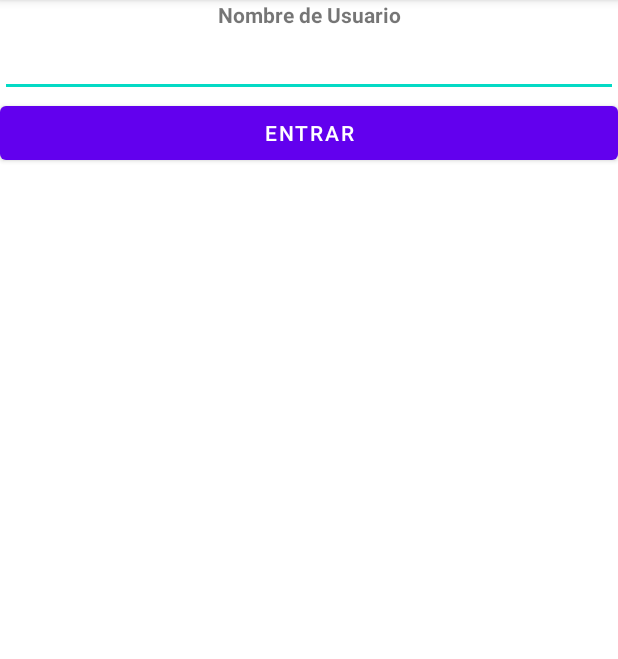
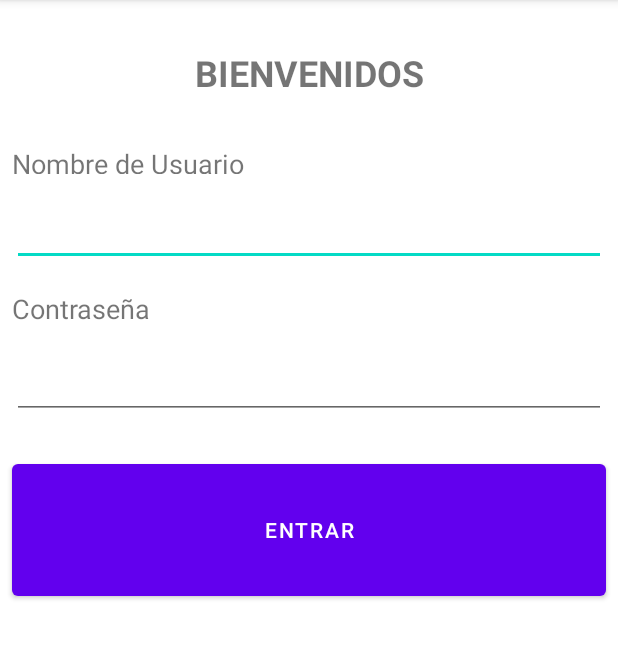
Before and after one commit to ctm002/recicladona, an Android app: the screen it shows after launch (LoginActivity), on a phone screen of 412 x 824 dp, the part 84-743 px from its top. Run offline under Robolectric (Android 15) with nearby library versions, the phone set to English and light mode, and no system bars.

Commit message:
se mejora interfaz de login

```diff
--- a/app/src/main/res/layout/activity_login.xml
+++ b/app/src/main/res/layout/activity_login.xml
@@ -6,32 +6,83 @@
     android:layout_height="match_parent"
     tools:context=".LoginActivity">
 
-    <LinearLayout
-        android:layout_width="match_parent"
-        android:layout_height="match_parent"
-        android:orientation="vertical"
-        tools:layout_editor_absoluteX="130dp"
-        tools:layout_editor_absoluteY="349dp">
+    <TextView
+        android:id="@+id/lblTituloLogin"
+        android:layout_width="0dp"
+        android:layout_height="wrap_content"
+        android:layout_marginStart="8dp"
+        android:layout_marginTop="32dp"
+        android:layout_marginEnd="8dp"
+        android:text="BIENVENIDOS"
+        android:textAlignment="center"
+        android:textSize="24sp"
+        android:textStyle="bold"
+        app:layout_constraintEnd_toEndOf="@+id/lblUserName"
+        app:layout_constraintStart_toStartOf="@+id/lblUserName"
+        app:layout_constraintTop_toTopOf="parent" />
 
     <TextView
         android:id="@+id/lblUserName"
-            android:layout_width="match_parent"
+        android:layout_width="0dp"
+        android:layout_height="19dp"
+        android:layout_marginStart="8dp"
+        android:layout_marginTop="32dp"
+        android:layout_marginEnd="8dp"
+        android:text="Nombre de Usuario"
+        android:textSize="18sp"
+        app:layout_constraintEnd_toEndOf="parent"
+        app:layout_constraintStart_toStartOf="parent"
+        app:layout_constraintTop_toBottomOf="@+id/lblTituloLogin" />
+
+    <EditText
+        android:id="@+id/txtUserName"
+        android:layout_width="0dp"
         android:layout_height="wrap_content"
-            android:text="Nombre de Usuario"
-            android:textAlignment="center"
-            android:textStyle="normal|bold" />
+        android:layout_marginStart="8dp"
+        android:layout_marginTop="16dp"
+        android:layout_marginEnd="8dp"
+        android:inputType="textPersonName"
+        app:layout_constraintEnd_toEndOf="parent"
+        app:layout_constraintHorizontal_bias="0.0"
+        app:layout_constraintStart_toStartOf="parent"
+        app:layout_constraintTop_toBottomOf="@+id/lblUserName" />
+
+    <TextView
+        android:id="@+id/lblPassword"
+        android:layout_width="0dp"
+        android:layout_height="wrap_content"
+        android:layout_marginStart="8dp"
+        android:layout_marginTop="16dp"
+        android:layout_marginEnd="8dp"
+        android:text="Contraseña"
+        android:textSize="18sp"
+        app:layout_constraintEnd_toEndOf="parent"
+        app:layout_constraintHorizontal_bias="0.0"
+        app:layout_constraintStart_toStartOf="parent"
+        app:layout_constraintTop_toBottomOf="@+id/txtUserName" />
 
     <EditText
         android:id="@+id/txtPassword"
-            android:layout_width="match_parent"
+        android:layout_width="0dp"
         android:layout_height="wrap_content"
-            android:ems="10"
-            android:inputType="numberPassword" />
+        android:layout_marginStart="8dp"
+        android:layout_marginTop="16dp"
+        android:layout_marginEnd="8dp"
+        android:inputType="numberPassword"
+        app:layout_constraintEnd_toEndOf="parent"
+        app:layout_constraintStart_toStartOf="parent"
+        app:layout_constraintTop_toBottomOf="@+id/lblPassword" />
 
     <Button
         android:id="@+id/btn_entrar"
-            android:layout_width="match_parent"
-            android:layout_height="wrap_content"
-            android:text="entrar" />
-    </LinearLayout>
+        android:layout_width="0dp"
+        android:layout_height="100dp"
+        android:layout_marginStart="8dp"
+        android:layout_marginTop="24dp"
+        android:layout_marginEnd="8dp"
+        android:text="entrar"
+        app:layout_constraintEnd_toEndOf="parent"
+        app:layout_constraintStart_toStartOf="parent"
+        app:layout_constraintTop_toBottomOf="@+id/txtPassword" />
+
 </androidx.constraintlayout.widget.ConstraintLayout>
```
Lines whose indentation alone changed are shown as unchanged.
